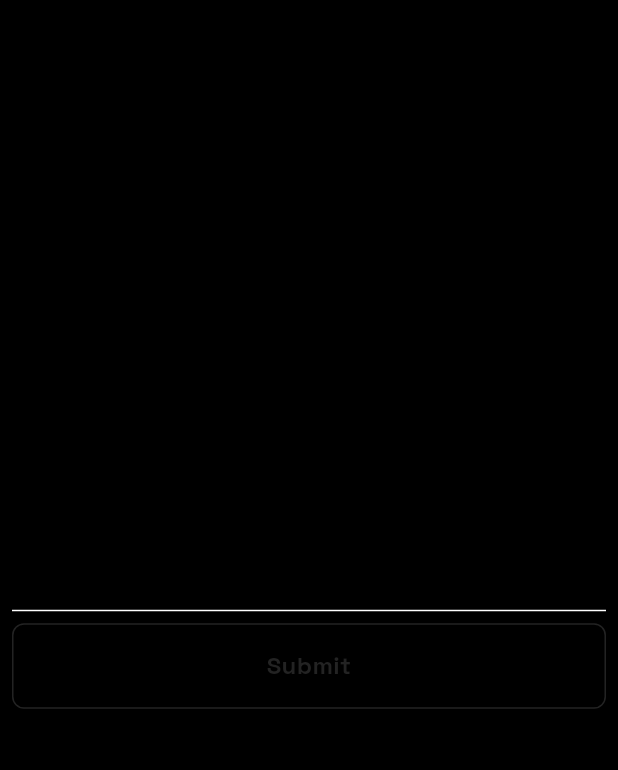
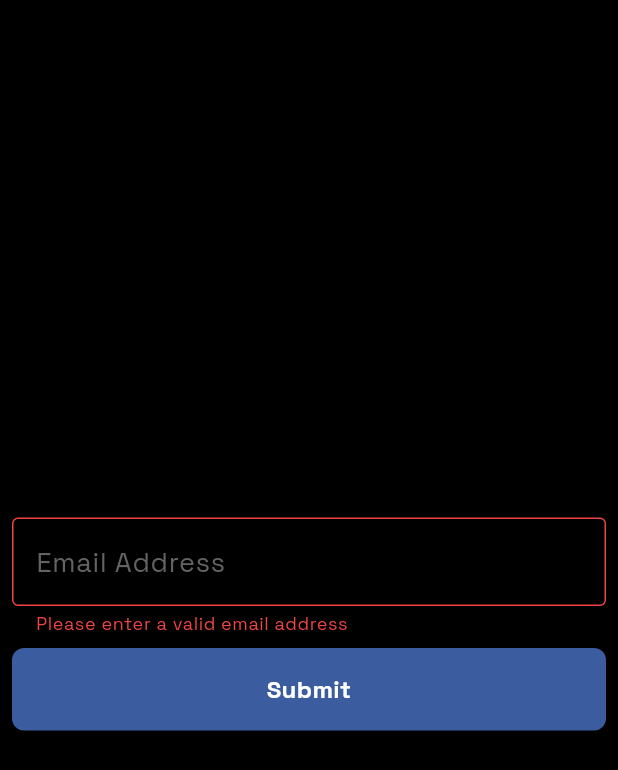
Before and after one commit to YoussefHabib97/homz, a Flutter app: the screen it shows after launch, after a tap on "Submit", on a phone screen of 412 x 824 dp. Shown: the top 770 px of the screen. Run offline on Flutter 3.47's test engine with Material 3 defaults, Android fonts, the phone set to English and light mode, and no system bars.

Commit message:
Mostly done with custom UI

```diff
--- a/lib/main.dart
+++ b/lib/main.dart
@@ -1,6 +1,6 @@
 import 'package:flutter/material.dart';
 import 'package:homz/theme/app_theme.dart';
-import 'package:homz/widgets/custom_button.dart';
+import 'package:homz/widgets/custom_form.dart';
 
 void main() {
   WidgetsFlutterBinding.ensureInitialized();
@@ -26,77 +26,6 @@ class TestingWidget extends StatelessWidget {
 
   @override
   Widget build(BuildContext context) {
-    return Scaffold(body: SafeArea(child: TestForm()));
+    return Scaffold(body: SafeArea(child: CustomForm()));
   }
 }
-
-class TestForm extends StatefulWidget {
-  const TestForm({super.key});
-
-  @override
-  State<TestForm> createState() => _TestFormState();
-}
-
-class _TestFormState extends State<TestForm> {
-  final _formKey = GlobalKey<FormState>();
-  bool _isButtonDisabled = false;
-  bool _isReadOnly = false;
-
-  late final TextEditingController textController;
-  @override
-  void initState() {
-    super.initState();
-    textController = TextEditingController();
-  }
-
-  @override
-  void dispose() {
-    textController.dispose();
-    super.dispose();
-  }
-
-  @override
-  Widget build(BuildContext context) {
-    return Center(
-      child: Form(
-        autovalidateMode: AutovalidateMode.onUserInteraction,
-        key: _formKey,
-        child: Column(
-          mainAxisSize: MainAxisSize.min,
-          children: [
-            Padding(
-              padding: const EdgeInsets.all(8.0),
-              child: TextFormField(
-                controller: textController,
-                keyboardType: TextInputType.text,
-                keyboardAppearance: Brightness.dark,
-                readOnly: _isReadOnly,
-              ),
-            ),
-            Row(
-              children: [
-                Expanded(
-                  child: Container(
-                    margin: const EdgeInsets.symmetric(horizontal: 8.0),
-                    child: CustomButton(
-                      text: 'Submit',
-                      onPressed: _isButtonDisabled
-                          ? null
-                          : () {
-                              setState(() {
-                                _isButtonDisabled = true;
-                                _isReadOnly = true;
-                              });
-                            },
-                      isPrimary: false,
-                    ),
-                  ),
-                ),
-              ],
-            ),
-          ],
-        ),
-      ),
-    );
-  }
-}
--- /dev/null
+++ b/lib/utils/extensions.dart
@@ -0,0 +1,18 @@
+extension ExtString on String {
+  bool get isValidEmail {
+    final emailRegex = RegExp(r'^[\w-\.]+@([\w-]+\.)+[\w-]{2,4}$');
+    return emailRegex.hasMatch(this);
+  }
+
+  bool get isValidPassword {
+    final passwordRegex = RegExp(
+      r"^(?=.*?[A-Z])(?=.*?[a-z])(?=.*?[0-9])(?=.*[#?!@$%^&*-]).{8,}$",
+    );
+    return passwordRegex.hasMatch(this);
+  }
+
+  bool get isValidPhoneNumber {
+    final phoneRegex = RegExp(r"^\+?0[0-9]{10}$");
+    return phoneRegex.hasMatch(this);
+  }
+}
--- a/lib/widgets/custom_button.dart
+++ b/lib/widgets/custom_button.dart
@@ -7,9 +7,9 @@ class CustomButton extends StatelessWidget {
   final bool isPrimary;
   const CustomButton({
     super.key,
+    this.isPrimary = true,
+    required this.onPressed,
     required this.text,
-    required this.onPressed,
-    this.isPrimary = true,
   });
 
   @override
@@ -19,14 +19,14 @@ class CustomButton extends StatelessWidget {
       child: Ink(
         decoration: BoxDecoration(
           color: onPressed != null
-              ? (isPrimary ? ColorScales.primary[500] : ColorScales.grey[900])
+              ? (isPrimary ? ColorScales.primary[400] : ColorScales.grey[900])
               : isPrimary
-              ? ColorScales.primary[800]
+              ? ColorScales.primary[900]
               : ColorScales.grey[900],
           border: onPressed != null
               ? (isPrimary
                     ? null
-                    : Border.all(color: ColorScales.grey[50]!, width: 1))
+                    : Border.all(color: ColorScales.grey[600]!, width: 1))
               : isPrimary
               ? null
               : Border.all(color: ColorScales.grey[600]!, width: 1),
@@ -42,21 +42,26 @@ class CustomButton extends StatelessWidget {
               textAlign: TextAlign.center,
               style: onPressed != null
                   ? (isPrimary
+                        // If the button is enabled and primary, use the default text color for better contrast
                         ? Theme.of(context).textTheme.bodyMedium!.copyWith(
                             fontWeight: FontWeight.bold,
                           )
+                        // If the button is enabled and not primary, use a lighter text color for better contrast
                         : Theme.of(context).textTheme.bodyMedium!.copyWith(
                             fontWeight: FontWeight.bold,
                             color: ColorScales.grey[50],
                           ))
-                  : isPrimary
+                  :
+                    // If the button is disabled and primary, use a muted text color regardless of primary state for better accessibility
+                    isPrimary
                   ? Theme.of(context).textTheme.bodyMedium!.copyWith(
                       fontWeight: FontWeight.bold,
-                      color: ColorScales.grey[600],
+                      color: ColorScales.grey[400],
                     )
+                  // If the button is disabled and not primary, use the same muted text color for consistency
                   : Theme.of(context).textTheme.bodyMedium!.copyWith(
                       fontWeight: FontWeight.bold,
-                      color: ColorScales.grey[600],
+                      color: ColorScales.grey[400],
                     ),
             ),
           ),
--- /dev/null
+++ b/lib/widgets/custom_form.dart
@@ -0,0 +1,84 @@
+import 'package:flutter/material.dart';
+import 'package:homz/utils/extensions.dart' show ExtString;
+import 'package:homz/widgets/custom_button.dart';
+import 'package:homz/widgets/custom_text_form_field.dart';
+
+class CustomForm extends StatefulWidget {
+  const CustomForm({super.key});
+
+  @override
+  State<CustomForm> createState() => _CustomFormState();
+}
+
+class _CustomFormState extends State<CustomForm> {
+  final _formKey = GlobalKey<FormState>();
+  bool _isButtonDisabled = false;
+  late final TextEditingController textController;
+
+  @override
+  void initState() {
+    super.initState();
+    textController = TextEditingController();
+  }
+
+  @override
+  void dispose() {
+    textController.dispose();
+    super.dispose();
+  }
+
+  @override
+  Widget build(BuildContext context) {
+    return Center(
+      child: Form(
+        key: _formKey,
+        autovalidateMode: AutovalidateMode.onUserInteraction,
+        child: SingleChildScrollView(
+          child: Column(
+            mainAxisSize: MainAxisSize.min,
+            children: [
+              Padding(
+                padding: const EdgeInsets.all(8.0),
+                child: CustomTextFormField(
+                  hintText: 'Email Address',
+                  textController: textController,
+                  validator: (value) {
+                    if (value != null &&
+                        value.isNotEmpty &&
+                        value.isValidEmail) {
+                      return null;
+                    } else {
+                      return 'Please enter a valid email address';
+                    }
+                  },
+                  onSaved: (value) {
+                    setState(() {
+                      textController.text = value.trim();
+                    });
+                  },
+                ),
+              ),
+              Container(
+                margin: const EdgeInsets.symmetric(horizontal: 8.0),
+                child: CustomButton(
+                  onPressed: _isButtonDisabled
+                      ? null
+                      : () {
+                          if (_formKey.currentState!.validate()) {
+                            _formKey.currentState!.save();
+                            //? TODO: Async logic
+                            setState(() {
+                              _isButtonDisabled = true;
+                            });
+                          }
+                        },
+                  text: 'Submit',
+                ),
+              ),
+            ],
+          ),
+        ),
+      ),
+    );
+  }
+}
--- /dev/null
+++ b/lib/widgets/custom_text_form_field.dart
@@ -0,0 +1,73 @@
+import 'package:flutter/material.dart';
+import 'package:homz/theme/app_colors.dart';
+
+class CustomTextFormField extends StatefulWidget {
+  final TextEditingController textController;
+  final bool isObscured;
+  final String hintText;
+  final TextInputType textInputType;
+  final String? Function(String?) validator;
+  final Function(String)? onSaved;
+  const CustomTextFormField({
+    super.key,
+    required this.hintText,
+    required this.textController,
+    required this.validator,
+    required this.onSaved,
+    this.textInputType = TextInputType.text,
+    this.isObscured = false,
+  });
+
+  @override
+  State<CustomTextFormField> createState() => _CustomTextFormFieldState();
+}
+
+class _CustomTextFormFieldState extends State<CustomTextFormField> {
+  late bool _isReadOnly;
+  late bool _isFilled;
+
+  @override
+  void initState() {
+    super.initState();
+    _isReadOnly = false;
+    _isFilled = false;
+  }
+
+  @override
+  Widget build(BuildContext context) {
+    return TextFormField(
+      controller: widget.textController,
+      keyboardType: widget.textInputType,
+      obscureText: widget.isObscured,
+      keyboardAppearance: Brightness.dark,
+      readOnly: _isReadOnly,
+      decoration: InputDecoration(
+        hintText: widget.hintText,
+        hintStyle: TextStyle(color: ColorScales.grey[400]!),
+        border: OutlineInputBorder(),
+        enabledBorder: OutlineInputBorder(
+          borderSide: BorderSide(
+            color: !_isFilled ? ColorScales.grey[600]! : ColorScales.grey[400]!,
+          ),
+        ),
+        focusedBorder: OutlineInputBorder(
+          borderSide: BorderSide(color: ColorScales.grey[200]!, width: 2),
+        ),
+        errorBorder: OutlineInputBorder(
+          borderSide: BorderSide(color: AppAlertColors.error),
+        ),
+      ),
+      //? TODO: Replace onChanged behavior with a textController
+      onChanged: (value) {
+        value.isEmpty
+            ? setState(() {
+                _isFilled = false;
+              })
+            : setState(() {
+                _isFilled = true;
+              });
+      },
+      validator: widget.validator,
+    );
+  }
+}
```
Also changed, not shown: lib/utils/constants.dart (renamed from lib/constants.dart).
